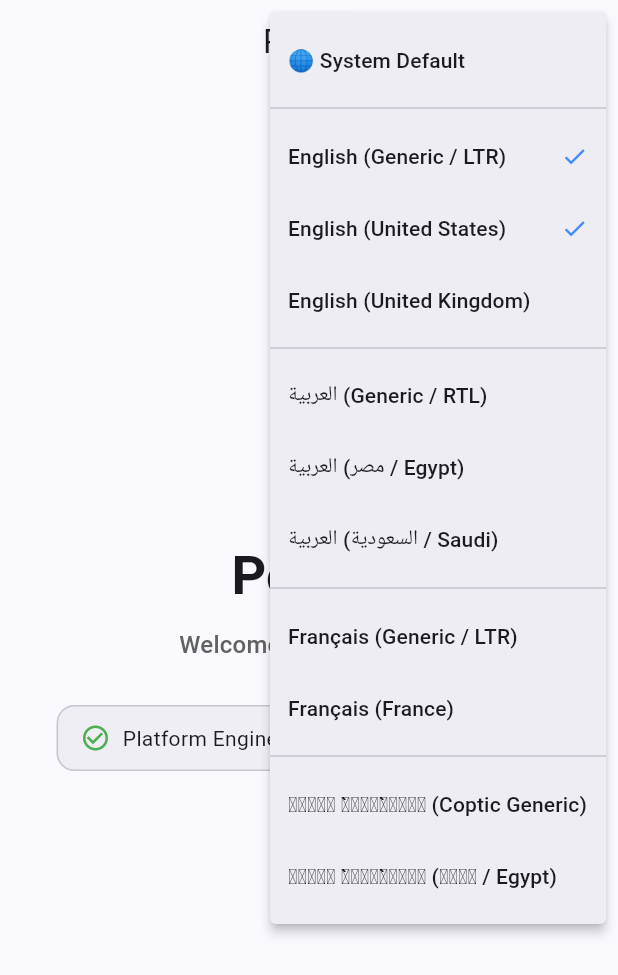
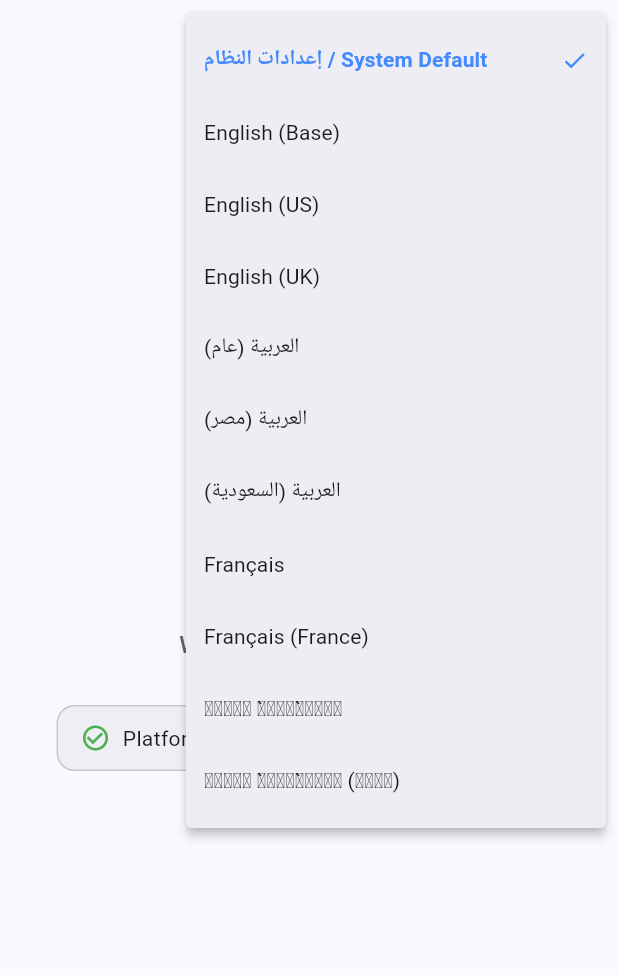
Before and after one commit to Kyrollis3456789/politia-flutter-v1, a Flutter app: the screen it shows after launch, after a tap on the "language" icon, on a phone screen of 412 x 824 dp. Shown: the top 975 px of the screen. Run offline on Flutter 3.47's test engine with Material 3 defaults, Android fonts, the phone set to English and light mode, and no system bars; our stand-ins replace flutter_dotenv, shared_preferences, supabase_flutter; accounts and stored records are empty.

Commit message:
fix(i18n): refine language picker labels, remove dividers, and fix single selection logic

```diff
--- a/lib/home_screen.dart
+++ b/lib/home_screen.dart
@@ -6,11 +6,18 @@ import 'services/locale_service.dart';
 class HomeScreen extends StatelessWidget {
   const HomeScreen({super.key});
 
+  /// Evaluates whether the given [itemLocale] is the single active user selection.
+  bool _isSelected(Locale? itemLocale) {
+    final currentLocale = LocaleService.instance.currentLocale;
+    if (currentLocale == null && itemLocale == null) return true;
+    if (currentLocale == null || itemLocale == null) return false;
+    return currentLocale.languageCode == itemLocale.languageCode &&
+        currentLocale.countryCode == itemLocale.countryCode;
+  }
+
   @override
   Widget build(BuildContext context) {
     final l10n = AppLocalizations.of(context);
-    final activeLocale = LocaleService.instance.currentLocale ??
-        Localizations.localeOf(context);
 
     return Scaffold(
       appBar: AppBar(
@@ -26,71 +33,57 @@ class HomeScreen extends StatelessWidget {
             },
             itemBuilder: (BuildContext context) => [
               // System Default
-              const PopupMenuItem<Locale?>(
-                value: null,
-                child: Text('🌐 System Default'),
+              _buildMenuItem(
+                null,
+                'إعدادات النظام / System Default',
               ),
-              const PopupMenuDivider(),
 
-              // English Group
-              _buildLocaleItem(
+              // English Variants
+              _buildMenuItem(
                 const Locale('en'),
-                'English (Generic / LTR)',
-                activeLocale,
+                'English (Base)',
               ),
-              _buildLocaleItem(
+              _buildMenuItem(
                 const Locale('en', 'US'),
-                'English (United States)',
-                activeLocale,
+                'English (US)',
               ),
-              _buildLocaleItem(
+              _buildMenuItem(
                 const Locale('en', 'GB'),
-                'English (United Kingdom)',
-                activeLocale,
+                'English (UK)',
               ),
-              const PopupMenuDivider(),
 
-              // Arabic Group (RTL)
-              _buildLocaleItem(
+              // Arabic Variants
+              _buildMenuItem(
                 const Locale('ar'),
-                'العربية (Generic / RTL)',
-                activeLocale,
+                'العربية (عام)',
               ),
-              _buildLocaleItem(
+              _buildMenuItem(
                 const Locale('ar', 'EG'),
-                'العربية (مصر / Egypt)',
-                activeLocale,
+                'العربية (مصر)',
               ),
-              _buildLocaleItem(
+              _buildMenuItem(
                 const Locale('ar', 'SA'),
-                'العربية (السعودية / Saudi)',
-                activeLocale,
+                'العربية (السعودية)',
               ),
-              const PopupMenuDivider(),
 
-              // French Group
-              _buildLocaleItem(
+              // French Variants
+              _buildMenuItem(
                 const Locale('fr'),
-                'Français (Generic / LTR)',
-                activeLocale,
+                'Français',
               ),
-              _buildLocaleItem(
+              _buildMenuItem(
                 const Locale('fr', 'FR'),
                 'Français (France)',
-                activeLocale,
               ),
-              const PopupMenuDivider(),
 
-              // Coptic Group
-              _buildLocaleItem(
+              // Coptic Variants
+              _buildMenuItem(
                 const Locale('cop'),
-                'Ϯⲁⲥⲡⲓ ⲛ̀Ⲣⲉⲙⲛ̀Ⲭⲏⲙⲓ (Coptic Generic)',
-                activeLocale,
+                'Ϯⲁⲥⲡⲓ ⲛ̀ⲣⲉⲙⲛ̀ⲭⲏⲙⲓ',
               ),
-              _buildLocaleItem(
+              _buildMenuItem(
                 const Locale('cop', 'EG'),
-                'Ϯⲁⲥⲡⲓ ⲛ̀Ⲣⲉⲙⲛ̀Ⲭⲏⲙⲓ (Ⲭⲏⲙⲓ / Egypt)',
-                activeLocale,
+                'Ϯⲁⲥⲡⲓ ⲛ̀ⲣⲉⲙⲛ̀ⲭⲏⲙⲓ (Ⲭⲏⲙⲓ)',
               ),
             ],
           ),
@@ -160,21 +153,31 @@ class HomeScreen extends StatelessWidget {
     );
   }
 
-  PopupMenuItem<Locale?> _buildLocaleItem(
-    Locale locale,
+  PopupMenuItem<Locale?> _buildMenuItem(
+    Locale? locale,
     String label,
-    Locale activeLocale,
   ) {
-    final isSelected = activeLocale.languageCode == locale.languageCode &&
-        (locale.countryCode == null || activeLocale.countryCode == locale.countryCode);
+    final active = _isSelected(locale);
 
     return PopupMenuItem<Locale?>(
       value: locale,
       child: Row(
         children: [
-          Expanded(child: Text(label)),
-          if (isSelected)
-            const Icon(Icons.check, size: 18, color: Colors.blueAccent),
+          Expanded(
+            child: Text(
+              label,
+              style: TextStyle(
+                fontWeight: active ? FontWeight.bold : FontWeight.normal,
+                color: active ? Colors.blueAccent : null,
+              ),
+            ),
+          ),
+          if (active)
+            const Icon(
+              Icons.check,
+              size: 18,
+              color: Colors.blueAccent,
+            ),
         ],
       ),
     );
```
